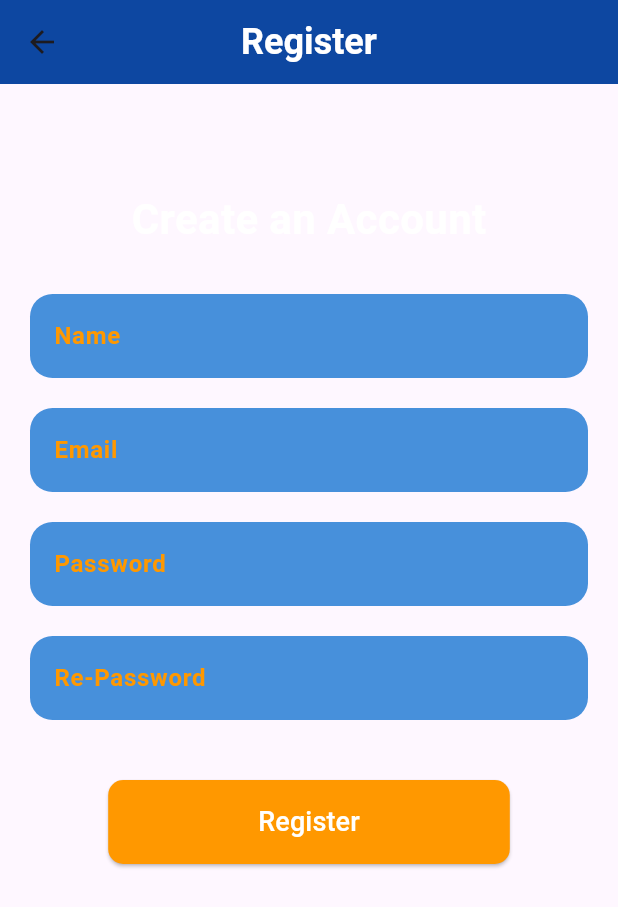
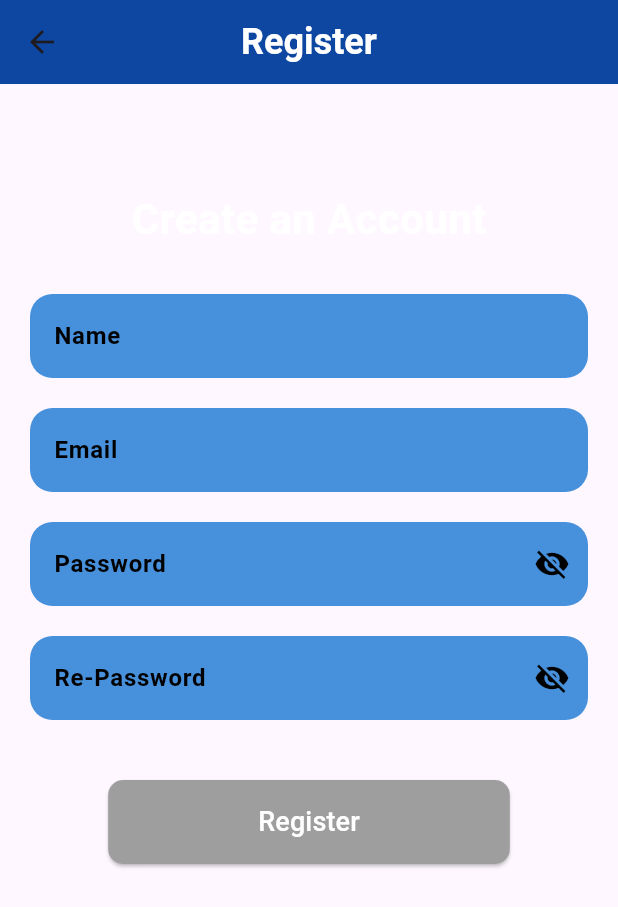
Before and after one commit to AlshaimaaAbdElnaeem/Habit-Tracker, a Flutter app: the RegisterPage screen opened directly, on a phone screen of 412 x 824 dp. Shown: the top 907 px of the screen. Run offline on Flutter 3.47's test engine with Material 3 defaults, Android fonts, the phone set to English and light mode, and no system bars; drawn by our look-alikes of modal_progress_hud_nsn; our stand-ins replace cloud_firestore, curved_navigation_bar, firebase_auth, firebase_core, firebase_storage, flutter_bloc and 3 more; accounts and stored records are empty; Roboto replaces fonts that are missing (Pacifico).

Commit message:
update login and register

```diff
--- a/lib/features/auth/presentation/views/register_page.dart
+++ b/lib/features/auth/presentation/views/register_page.dart
@@ -8,6 +8,7 @@ import 'package:task_project/features/auth/presentation/model_view/users_model.d
 import '../../../../core/functions/show_snack_bar.dart';
 import '../../../../core/widgets/custom_button.dart';
 import '../../../home/presentation/views/home_page.dart';
+
 class RegisterPage extends StatefulWidget {
   @override
   State<RegisterPage> createState() => _RegisterPageState();
@@ -17,22 +18,24 @@ class _RegisterPageState extends State<RegisterPage> {
   final _formKey = GlobalKey<FormState>();
 
   final TextEditingController _nameController = TextEditingController();
+  final TextEditingController _emailController = TextEditingController();
+  final TextEditingController _passwordController = TextEditingController();
+  final TextEditingController _rePasswordController = TextEditingController();
 
-  final TextEditingController _emailController = TextEditingController();
+  bool _isPasswordVisible = false;
+  bool _isRePasswordVisible = false;
 
-  final TextEditingController _passwordController = TextEditingController();
-
-  final TextEditingController _rePasswordController = TextEditingController();
   @override
   void dispose() {
-    // TODO: implement dispose
     _nameController.dispose();
     _emailController.dispose();
     _passwordController.dispose();
     _rePasswordController.dispose();
     super.dispose();
   }
-  bool isLoading = false ;
+
+  bool isLoading = false;
+
   @override
   Widget build(BuildContext context) {
     return BlocConsumer<AuthCubit, AuthStates>(
@@ -43,20 +46,18 @@ void dispose() {
           isLoading = false;
           Navigator.pushReplacement(
             context,
-            MaterialPageRoute(builder: (context) =>const HomePage()),
+            MaterialPageRoute(builder: (context) => const HomePage()),
           );
         } else if (state is RegisterFailure) {
           isLoading = false;
           showSnackBar(context, state.errorMessages);
         }
       },
-
-    builder : (context, state)=> ModalProgressHUD(
-
+      builder: (context, state) => ModalProgressHUD(
         inAsyncCall: isLoading,
         child: Scaffold(
           appBar: AppBar(
-      title:const  Text(
+            title: const Text(
               'Register',
               style: TextStyle(
                 fontSize: 24,
@@ -89,8 +90,8 @@ void dispose() {
                         mainAxisAlignment: MainAxisAlignment.center,
                         crossAxisAlignment: CrossAxisAlignment.center,
                         children: [
-      const   SizedBox(height: 50),
-      const  Text(
+                          const SizedBox(height: 50),
+                          const Text(
                             'Create an Account',
                             style: TextStyle(
                               fontSize: 28,
@@ -98,7 +99,7 @@ void dispose() {
                               color: Colors.white,
                             ),
                           ),
-      const  SizedBox(height: 30),
+                          const SizedBox(height: 30),
                           _buildTextField('Name', false, _nameController, (value) {
                             if (value == null || value.isEmpty) {
                               return 'Name is required';
@@ -106,7 +107,6 @@ void dispose() {
                             if (!RegExp(r'^[a-zA-Z]+$').hasMatch(value)) {
                               return 'Name must contain only letters';
                             }
-
                             return null;
                           }),
                           const SizedBox(height: 20),
@@ -120,18 +120,17 @@ void dispose() {
                             return null;
                           }),
                           const SizedBox(height: 20),
-      _buildTextField('Password', true, _passwordController, (value) {
+                          _buildPasswordField('Password', _passwordController, (value) {
                             if (value == null || value.isEmpty) {
                               return 'Password is required';
                             }
                             if (value.length < 8) {
                               return 'Password must be at least 8 characters long';
                             }
-
-      return null ;
+                            return null;
                           }),
                           const SizedBox(height: 20),
-      _buildTextField('Re-Password', true, _rePasswordController, (value) {
+                          _buildPasswordField('Re-Password', _rePasswordController, (value) {
                             if (value == null || value.isEmpty) {
                               return 'Re-Password is required';
                             }
@@ -146,7 +145,7 @@ void dispose() {
                           const SizedBox(height: 40),
                           CustomButton(
                             text: 'Register',
-      backgroundColor: Colors.orange,
+                            backgroundColor: Colors.grey,
                             onPressed: () {
                               if (_formKey.currentState!.validate()) {
                                 final userdata = UserModel(
@@ -164,13 +163,14 @@ void dispose() {
                   ),
                 ),
               ],
-      ))),
-    ));
-
+            ),
+          ),
+        ),
+      ),
+    );
   }
 
-  Widget _buildTextField(
-      String label, bool isObscure, TextEditingController controller, String? Function(String?) validator) {
+  Widget _buildTextField(String label, bool isObscure, TextEditingController controller, String? Function(String?) validator) {
     return TextFormField(
       controller: controller,
       obscureText: isObscure,
@@ -178,7 +178,7 @@ void dispose() {
       decoration: InputDecoration(
         labelText: label,
         labelStyle: TextStyle(
-          color: Colors.orange,
+          color: Colors.black,
           fontWeight: FontWeight.bold,
         ),
         filled: true,
@@ -191,4 +191,37 @@ void dispose() {
       validator: validator,
     );
   }
+
+  Widget _buildPasswordField(String label, TextEditingController controller, String? Function(String?) validator) {
+    return TextFormField(
+      controller: controller,
+      obscureText: !_isPasswordVisible,
+      style: TextStyle(color: Colors.white),
+      decoration: InputDecoration(
+        labelText: label,
+        labelStyle: TextStyle(
+          color: Colors.black,
+          fontWeight: FontWeight.bold,
+        ),
+        filled: true,
+        fillColor: Colors.blue[700]!.withOpacity(0.8),
+        border: OutlineInputBorder(
+          borderRadius: BorderRadius.circular(15),
+          borderSide: BorderSide.none,
+        ),
+        suffixIcon: IconButton(
+          icon: Icon(
+            _isPasswordVisible ? Icons.visibility : Icons.visibility_off,
+            color: Colors.black,
+          ),
+          onPressed: () {
+            setState(() {
+              _isPasswordVisible = !_isPasswordVisible;
+            });
+          },
+        ),
+      ),
+      validator: validator,
+    );
   }
+}
```
Also changed, not shown: lib/features/auth/presentation/views/sign_in_page.dart (+68 -47 lines). Lines whose indentation alone changed are shown as unchanged.
